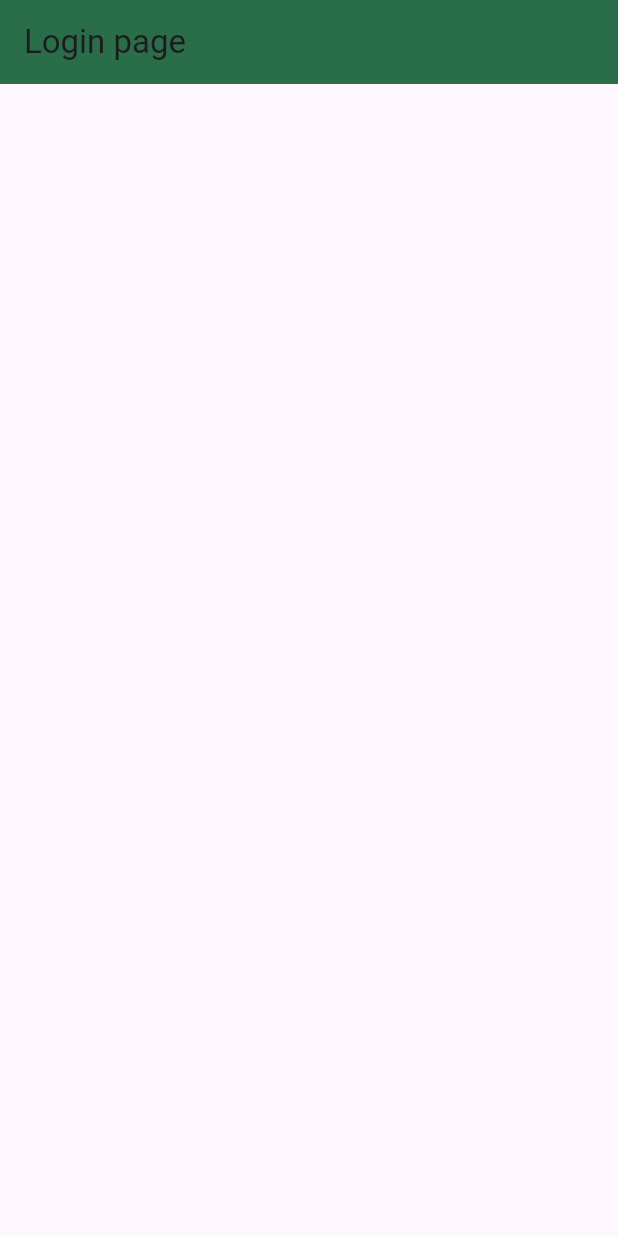
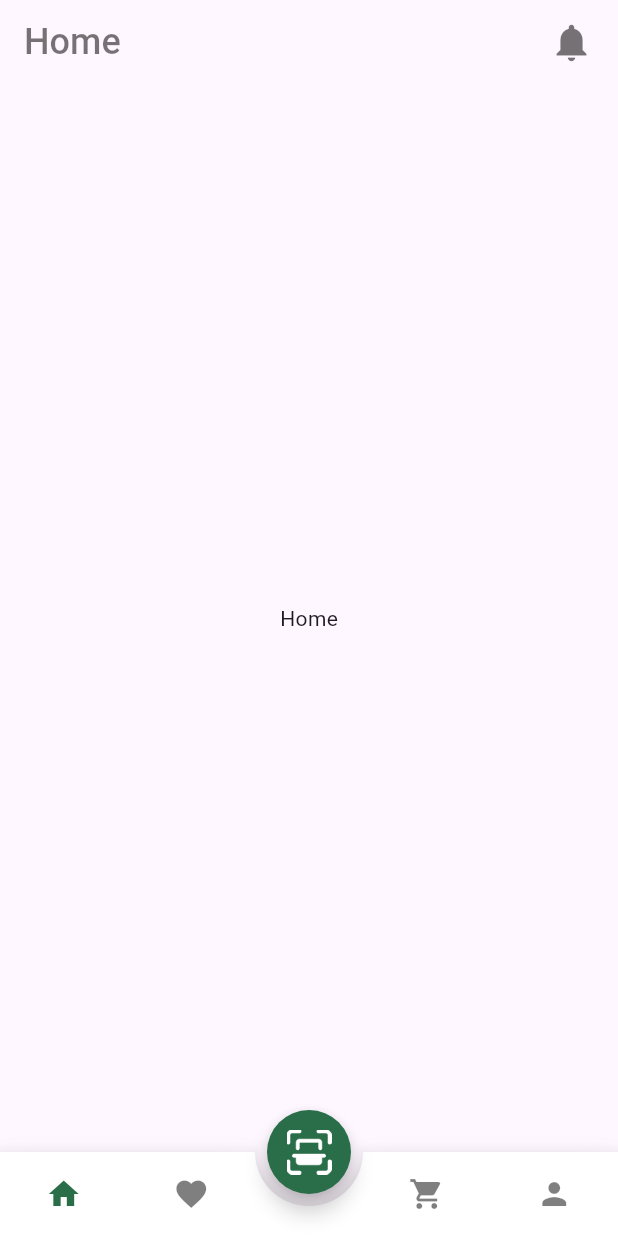
Before and after one commit to NDZwei/plant, a Flutter app: the screen it shows after launch, after a tap on "Skip", on a phone screen of 412 x 824 dp. Run offline on Flutter 3.47's test engine with Material 3 defaults, Android fonts, the phone set to English and light mode, and no system bars; drawn by our look-alikes of animated_bottom_navigation_bar; our stand-ins replace page_transition.

Commit message:
Add navigation button

```diff
--- a/client-app/plant_app/lib/main.dart
+++ b/client-app/plant_app/lib/main.dart
@@ -1,5 +1,5 @@
 import 'package:flutter/material.dart';
-import 'package:plant_app/screen/onboarding.dart';
+import 'package:plant_app/ui/onboarding.dart';
 
 void main() {
   runApp(MyApp());
--- /dev/null
+++ b/client-app/plant_app/lib/models/plant.dart
@@ -0,0 +1,179 @@
+class Plant {
+  final int plantId;
+  final int price;
+  final String size;
+  final double rating;
+  final int humidity;
+  final String temperature;
+  final String category;
+  final String plantName;
+  final String imageURL;
+  bool isFavorite;
+  final String description;
+  bool isSelected;
+
+  Plant(
+      {required this.plantId,
+        required this.price,
+        required this.category,
+        required this.plantName,
+        required this.size,
+        required this.rating,
+        required this.humidity,
+        required this.temperature,
+        required this.imageURL,
+        required this.isFavorite,
+        required this.description,
+        required this.isSelected});
+
+  //List of Plants data
+  static List<Plant> plantList = [
+    Plant(
+        plantId: 0,
+        price: 22,
+        category: 'Indoor',
+        plantName: 'Sanseviera',
+        size: 'Small',
+        rating: 4.5,
+        humidity: 34,
+        temperature: '23 - 34',
+        imageURL: 'assets/images/plant-one.png',
+        isFavorite: true,
+        description:
+        'This plant is one of the best plant. It grows in most of the regions in the world and can survive'
+            'even the harshest weather condition.',
+        isSelected: false),
+    Plant(
+        plantId: 1,
+        price: 11,
+        category: 'Outdoor',
+        plantName: 'Philodendron',
+        size: 'Medium',
+        rating: 4.8,
+        humidity: 56,
+        temperature: '19 - 22',
+        imageURL: 'assets/images/plant-two.png',
+        isFavorite: false,
+        description:
+        'This plant is one of the best plant. It grows in most of the regions in the world and can survive'
+            'even the harshest weather condition.',
+        isSelected: false),
+    Plant(
+        plantId: 2,
+        price: 18,
+        category: 'Indoor',
+        plantName: 'Beach Daisy',
+        size: 'Large',
+        rating: 4.7,
+        humidity: 34,
+        temperature: '22 - 25',
+        imageURL: 'assets/images/plant-three.png',
+        isFavorite: false,
+        description:
+        'This plant is one of the best plant. It grows in most of the regions in the world and can survive'
+            'even the harshest weather condition.',
+        isSelected: false),
+    Plant(
+        plantId: 3,
+        price: 30,
+        category: 'Outdoor',
+        plantName: 'Big Bluestem',
+        size: 'Small',
+        rating: 4.5,
+        humidity: 35,
+        temperature: '23 - 28',
+        imageURL: 'assets/images/plant-one.png',
+        isFavorite: false,
+        description:
+        'This plant is one of the best plant. It grows in most of the regions in the world and can survive'
+            'even the harshest weather condition.',
+        isSelected: false),
+    Plant(
+        plantId: 4,
+        price: 24,
+        category: 'Recommended',
+        plantName: 'Big Bluestem',
+        size: 'Large',
+        rating: 4.1,
+        humidity: 66,
+        temperature: '12 - 16',
+        imageURL: 'assets/images/plant-four.png',
+        isFavorite: true,
+        description:
+        'This plant is one of the best plant. It grows in most of the regions in the world and can survive'
+            'even the harshest weather condition.',
+        isSelected: false),
+    Plant(
+        plantId: 5,
+        price: 24,
+        category: 'Outdoor',
+        plantName: 'Meadow Sage',
+        size: 'Medium',
+        rating: 4.4,
+        humidity: 36,
+        temperature: '15 - 18',
+        imageURL: 'assets/images/plant-five.png',
+        isFavorite: false,
+        description:
+        'This plant is one of the best plant. It grows in most of the regions in the world and can survive'
+            'even the harshest weather condition.',
+        isSelected: false),
+    Plant(
+        plantId: 6,
+        price: 19,
+        category: 'Garden',
+        plantName: 'Plumbago',
+        size: 'Small',
+        rating: 4.2,
+        humidity: 46,
+        temperature: '23 - 26',
+        imageURL: 'assets/images/plant-six.png',
+        isFavorite: false,
+        description:
+        'This plant is one of the best plant. It grows in most of the regions in the world and can survive'
+            'even the harshest weather condition.',
+        isSelected: false),
+    Plant(
+        plantId: 7,
+        price: 23,
+        category: 'Garden',
+        plantName: 'Tritonia',
+        size: 'Medium',
+        rating: 4.5,
+        humidity: 34,
+        temperature: '21 - 24',
+        imageURL: 'assets/images/plant-seven.png',
+        isFavorite: false,
+        description:
+        'This plant is one of the best plant. It grows in most of the regions in the world and can survive'
+            'even the harshest weather condition.',
+        isSelected: false),
+    Plant(
+        plantId: 8,
+        price: 46,
+        category: 'Recommended',
+        plantName: 'Tritonia',
+        size: 'Medium',
+        rating: 4.7,
+        humidity: 46,
+        temperature: '21 - 25',
+        imageURL: 'assets/images/plant-eight.png',
+        isFavorite: false,
+        description:
+        'This plant is one of the best plant. It grows in most of the regions in the world and can survive'
+            'even the harshest weather condition.',
+        isSelected: false),
+  ];
+
+  //Get the favorated items
+  static List<Plant> getFavoritedPlants(){
+    List<Plant> _travelList = Plant.plantList;
+    return _travelList.where((element) => element.isFavorite == true).toList();
+  }
+
+  //Get the cart items
+  static List<Plant> addedToCartPlants(){
+    List<Plant> _selectedPlants = Plant.plantList;
+    return _selectedPlants.where((element) => element.isSelected == true).toList();
+  }
+}
--- a/client-app/plant_app/lib/screen/onboarding.dart
+++ b/client-app/plant_app/lib/ui/onboarding.dart
@@ -1,4 +1,5 @@
 import 'package:flutter/material.dart';
+import 'package:plant_app/ui/root_page.dart';
 
 import '../constants.dart';
 import 'login.dart';
@@ -26,7 +27,7 @@ class _OnBoardingState extends State<OnBoarding> {
             padding: const EdgeInsets.only(right: 20, top: 20),
             child: InkWell(
               onTap: () {
-                Navigator.pushReplacement(context, MaterialPageRoute(builder: (_) => const Login()));
+                Navigator.pushReplacement(context, MaterialPageRoute(builder: (_) => const RootPage()));
               },
               child: const Text(
                 'Skip',
--- /dev/null
+++ b/client-app/plant_app/lib/ui/root_page.dart
@@ -0,0 +1,98 @@
+import 'package:animated_bottom_navigation_bar/animated_bottom_navigation_bar.dart';
+import 'package:flutter/material.dart';
+import 'package:page_transition/page_transition.dart';
+import 'package:plant_app/constants.dart';
+import 'package:plant_app/ui/login.dart';
+import 'package:plant_app/ui/scan_page.dart';
+import 'package:plant_app/ui/screens/cart_page.dart';
+import 'package:plant_app/ui/screens/favorite_page.dart';
+import 'package:plant_app/ui/screens/home_page.dart';
+import 'package:plant_app/ui/screens/profile_page.dart';
+
+class RootPage extends StatefulWidget {
+  const RootPage({super.key});
+
+  @override
+  State<RootPage> createState() => _RootPageState();
+}
+
+class _RootPageState extends State<RootPage> {
+  int _bottomIndex = 0;
+
+  List<Widget> pages = const [
+    HomePage(),
+    FavoritePage(),
+    CartPage(),
+    ProfilePage()
+  ];
+
+  List<IconData> iconList = [
+    Icons.home,
+    Icons.favorite,
+    Icons.shopping_cart,
+    Icons.person
+  ];
+
+  List<String> titleList = ['Home', 'Favorite', 'Cart', 'Profile'];
+
+  @override
+  Widget build(BuildContext context) {
+    return Scaffold(
+      appBar: AppBar(
+        title: Row(
+          mainAxisAlignment: MainAxisAlignment.spaceBetween,
+          children: [
+            Text(
+              titleList[_bottomIndex],
+              style: TextStyle(
+                  color: Constants.blackColor,
+                  fontWeight: FontWeight.w500,
+                  fontSize: 24),
+            ),
+            Icon(
+              Icons.notifications,
+              color: Constants.blackColor,
+              size: 30,
+            )
+          ],
+        ),
+        backgroundColor: Theme.of(context).scaffoldBackgroundColor,
+        elevation: 0.0,
+      ),
+      body: IndexedStack(
+        index: _bottomIndex,
+        children: pages,
+      ),
+      floatingActionButton: FloatingActionButton(
+        onPressed: () {
+          Navigator.push(
+              context,
+              PageTransition(
+                  child: const ScanPage(),
+                  type: PageTransitionType.bottomToTop)
+          );
+        },
+        child: Image.asset('assets/images/code-scan-two.png', height: 30),
+        backgroundColor: Constants.primaryColor,
+        shape: RoundedRectangleBorder(
+          borderRadius: BorderRadius.circular(50)
+        ),
+      ),
+      floatingActionButtonLocation: FloatingActionButtonLocation.centerDocked,
+      bottomNavigationBar: AnimatedBottomNavigationBar(
+        splashColor: Constants.primaryColor,
+        activeColor: Constants.primaryColor,
+        inactiveColor: Constants.blackColor.withOpacity(0.5),
+        icons: iconList,
+        activeIndex: _bottomIndex,
+        gapLocation: GapLocation.center,
+        notchSmoothness: NotchSmoothness.softEdge,
+        onTap: (index) {
+          setState(() {
+            _bottomIndex = index;
+          });
+        },
+      ),
+    );
+  }
+}
--- /dev/null
+++ b/client-app/plant_app/lib/ui/scan_page.dart
@@ -0,0 +1,19 @@
+import 'package:flutter/material.dart';
+
+class ScanPage extends StatefulWidget {
+  const ScanPage({super.key});
+
+  @override
+  State<ScanPage> createState() => _ScanPageState();
+}
+
+class _ScanPageState extends State<ScanPage> {
+  @override
+  Widget build(BuildContext context) {
+    return Scaffold(
+      appBar: AppBar(
+        title: Text('Scan page'),
+      ),
+    );
+  }
+}
--- /dev/null
+++ b/client-app/plant_app/lib/ui/screens/cart_page.dart
@@ -0,0 +1,19 @@
+import 'package:flutter/material.dart';
+
+class CartPage extends StatefulWidget {
+  const CartPage({super.key});
+
+  @override
+  State<CartPage> createState() => _CartPageState();
+}
+
+class _CartPageState extends State<CartPage> {
+  @override
+  Widget build(BuildContext context) {
+    return const Scaffold(
+      body: Center(
+        child: Text('Cart'),
+      ),
+    );
+  }
+}
--- /dev/null
+++ b/client-app/plant_app/lib/ui/screens/favorite_page.dart
@@ -0,0 +1,19 @@
+import 'package:flutter/material.dart';
+
+class FavoritePage extends StatefulWidget {
+  const FavoritePage({super.key});
+
+  @override
+  State<FavoritePage> createState() => _FavoritePageState();
+}
+
+class _FavoritePageState extends State<FavoritePage> {
+  @override
+  Widget build(BuildContext context) {
+    return const Scaffold(
+      body: Center(
+        child: Text('Favorite'),
+      ),
+    );
+  }
+}
--- /dev/null
+++ b/client-app/plant_app/lib/ui/screens/home_page.dart
@@ -0,0 +1,19 @@
+import 'package:flutter/material.dart';
+
+class HomePage extends StatefulWidget {
+  const HomePage({super.key});
+
+  @override
+  State<HomePage> createState() => _HomePageState();
+}
+
+class _HomePageState extends State<HomePage> {
+  @override
+  Widget build(BuildContext context) {
+    return const Scaffold(
+      body: Center(
+        child: Text('Home'),
+      ),
+    );
+  }
+}
--- /dev/null
+++ b/client-app/plant_app/lib/ui/screens/profile_page.dart
@@ -0,0 +1,19 @@
+import 'package:flutter/material.dart';
+
+class ProfilePage extends StatefulWidget {
+  const ProfilePage({super.key});
+
+  @override
+  State<ProfilePage> createState() => _ProfilePageState();
+}
+
+class _ProfilePageState extends State<ProfilePage> {
+  @override
+  Widget build(BuildContext context) {
+    return const Scaffold(
+      body: Center(
+        child: Text('Profile'),
+      ),
+    );
+  }
+}
--- a/client-app/plant_app/pubspec.yaml
+++ b/client-app/plant_app/pubspec.yaml
@@ -35,6 +35,8 @@ dependencies:
   # The following adds the Cupertino Icons font to your application.
   # Use with the CupertinoIcons class for iOS style icons.
   cupertino_icons: ^1.0.2
+  animated_bottom_navigation_bar: ^1.3.2
+  page_transition: ^2.1.0
 
 dev_dependencies:
   flutter_test:
```
Also changed, not shown: client-app/plant_app/lib/ui/login.dart (renamed from client-app/plant_app/lib/screen/login.dart), client-app/plant_app/pubspec.lock.
